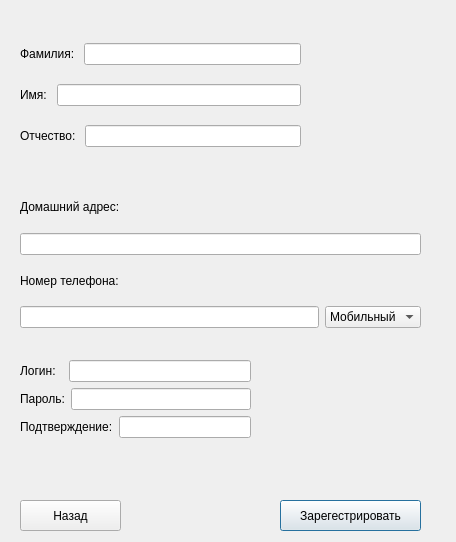
The window that Code/Library/registrationwindow.ui (Asubuhi824lia/Library) describes before a commit, drawn with Qt 5.
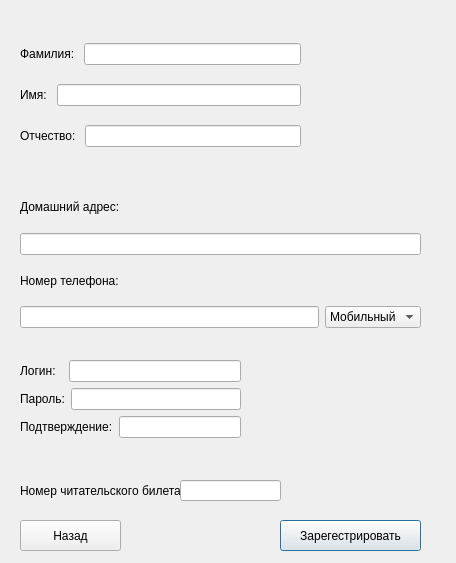
The same window after the commit.

Diff of the .ui file:
```diff
--- a/Code/Library/registrationwindow.ui
+++ b/Code/Library/registrationwindow.ui
@@ -7,7 +7,7 @@
     <x>0</x>
     <y>0</y>
     <width>456</width>
-    <height>542</height>
+    <height>563</height>
    </rect>
   </property>
   <property name="windowTitle">
@@ -121,7 +121,7 @@
    <property name="geometry">
     <rect>
      <x>280</x>
-     <y>500</y>
+     <y>520</y>
      <width>141</width>
      <height>31</height>
     </rect>
@@ -134,7 +134,7 @@
    <property name="geometry">
     <rect>
      <x>20</x>
-     <y>500</y>
+     <y>520</y>
      <width>101</width>
      <height>31</height>
     </rect>
@@ -148,8 +148,8 @@
     <rect>
      <x>20</x>
      <y>360</y>
-     <width>231</width>
-     <height>91</height>
+     <width>221</width>
+     <height>101</height>
     </rect>
    </property>
    <layout class="QFormLayout" name="formLayout">
@@ -168,7 +168,7 @@
      </layout>
     </item>
     <item row="1" column="0">
-     <widget class="QLabel" name="label_7">
+     <widget class="QLabel" name="confirm_passw">
       <property name="text">
        <string>Пароль:</string>
       </property>
@@ -193,6 +193,32 @@
     </item>
    </layout>
   </widget>
+  <widget class="QLabel" name="label_7">
+   <property name="geometry">
+    <rect>
+     <x>20</x>
+     <y>480</y>
+     <width>161</width>
+     <height>21</height>
+    </rect>
+   </property>
+   <property name="text">
+    <string>Номер читательского билета:</string>
+   </property>
+  </widget>
+  <widget class="QLineEdit" name="library_card_number">
+   <property name="geometry">
+    <rect>
+     <x>180</x>
+     <y>480</y>
+     <width>101</width>
+     <height>21</height>
+    </rect>
+   </property>
+   <property name="text">
+    <string/>
+   </property>
+  </widget>
  </widget>
  <resources/>
  <connections>
```
Left out of the diff: 39 changed lines with no effect on the pictures.
